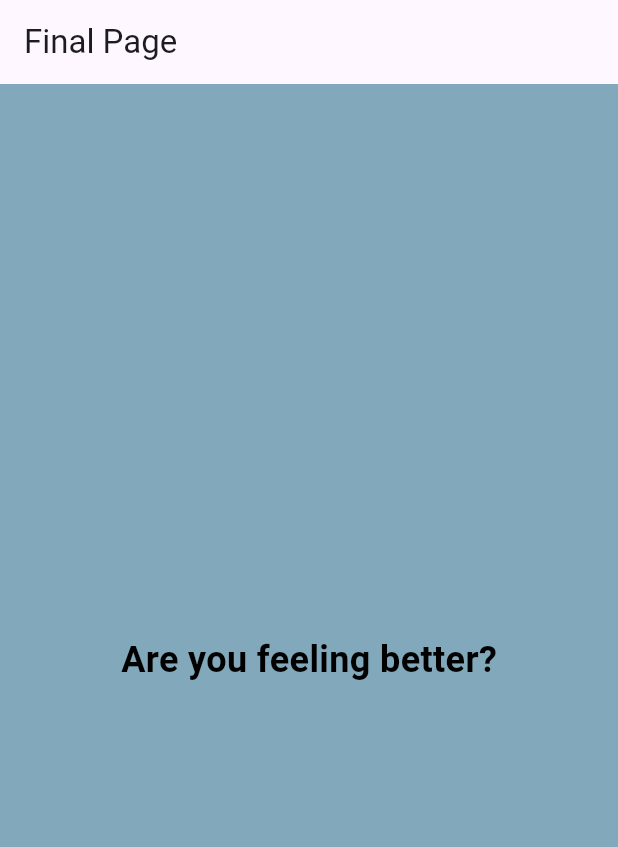
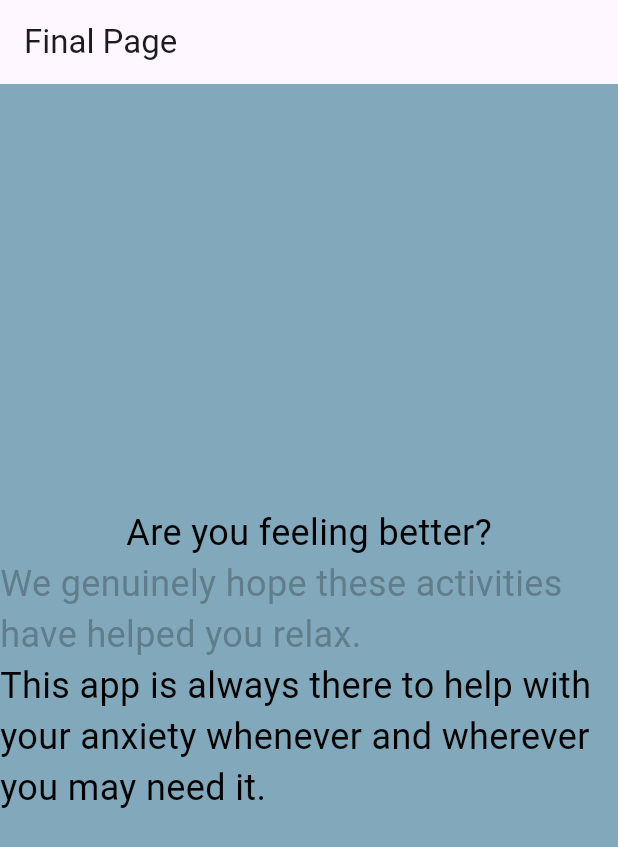
Before and after one commit to sn119/mental_health_app, a Flutter app: the screen it shows after launch, on a phone screen of 412 x 824 dp. Shown: the top 847 px of the screen. Run offline on Flutter 3.47's test engine with Material 3 defaults, Android fonts, the phone set to English and light mode, and no system bars.

Commit message:
finished main infrastructure for the final page

```diff
--- a/lib/main.dart
+++ b/lib/main.dart
@@ -26,14 +26,32 @@ class FinalPage extends StatelessWidget {
       ),
       backgroundColor: Color.fromARGB(255, 130, 169, 187),
       body: Center(
-        child: Text(
+        child: Column(
+            mainAxisAlignment: MainAxisAlignment.center,
+            children: <Widget>[
+              Text(
                 'Are you feeling better?',
                 style: TextStyle(
                   fontSize: 24.0,
-            fontWeight: FontWeight.bold,
                   color: Colors.black,
                 ),
               ),
+              Text(
+                'We genuinely hope these activities have helped you relax.',
+                style: TextStyle(
+                  fontSize: 24.0,
+                  color: Colors.blueGrey,
+                ),
+              ),
+              Text(
+                'This app is always there to help with your anxiety whenever and wherever you may need it.',
+                style: TextStyle(
+                  fontSize: 24.0,
+                  color: Colors.black,
+                ),
+              ),
+            ]
+        )
       ),
     );
   }
```
Lines whose indentation alone changed are shown as unchanged.
